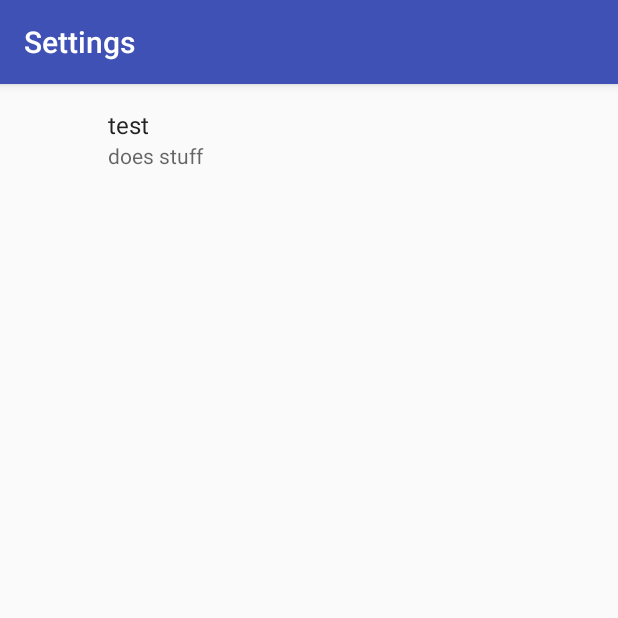
After one commit to alevor657/android-chat-client, an Android app: the SettingsActivity screen opened directly, with no data from a screen before it, on a phone screen of 412 x 824 dp, the top half of it. The commit adds this screen. Run offline under Robolectric (Android 15) with nearby library versions, the phone set to English and light mode, and no system bars; our stand-ins replace androidx.preference; libraries missing offline, so code that uses them is left out: .

Commit message:
Added settings view

```diff
--- a/app/build.gradle
+++ b/app/build.gradle
@@ -31,4 +31,5 @@ dependencies {
     implementation 'com.github.bumptech.glide:glide:4.8.0'
     annotationProcessor 'com.github.bumptech.glide:compiler:4.8.0'
     implementation 'io.socket:socket.io-client:0.8.3'
+    implementation 'com.takisoft.fix:preference-v7:27.1.1.0'
 }
--- a/app/src/main/AndroidManifest.xml
+++ b/app/src/main/AndroidManifest.xml
@@ -24,6 +24,7 @@
         <activity android:name=".RegisterActivity" android:label="Register" />
         <activity android:name=".ChatListActivity" android:label="ChatList" />
         <activity android:name=".ChatListObject" android:label="ChatListObject" android:launchMode="singleTop" />
+        <activity android:name=".SettingsActivity" android:label="Settings" />
     </application>
 
 </manifest>
--- a/app/src/main/java/com/example/yooo/ultimatechat/MainActivity.java
+++ b/app/src/main/java/com/example/yooo/ultimatechat/MainActivity.java
@@ -75,12 +75,12 @@ public class MainActivity extends AppCompatActivity {
     }
 
     public void chatListRedirect(View v) {
-        this.trySignIn();
+        //this.trySignIn();
 
-        if (UserCredentials.getInstance().getToken() != null) {
+        //if (UserCredentials.getInstance().getToken() != null) {
             Intent intent = new Intent(this, ChatListActivity.class);
             startActivity(intent);
-        }
+        //}
     }
 
     public void trySignIn() {
--- /dev/null
+++ b/app/src/main/java/com/example/yooo/ultimatechat/SettingsActivity.java
@@ -0,0 +1,16 @@
+package com.example.yooo.ultimatechat;
+
+import android.os.Bundle;
+import android.support.v7.app.AppCompatActivity;
+
+public class SettingsActivity extends AppCompatActivity {
+    @Override
+    protected void onCreate(Bundle savedInstanceState) {
+        super.onCreate(savedInstanceState);
+
+        getSupportFragmentManager()
+                .beginTransaction()
+                .replace(android.R.id.content, new SettingsFragment())
+                .commit();
+    }
+}
--- /dev/null
+++ b/app/src/main/java/com/example/yooo/ultimatechat/SettingsFragment.java
@@ -0,0 +1,12 @@
+package com.example.yooo.ultimatechat;
+
+import android.os.Bundle;
+import 	android.support.v7.preference.PreferenceFragmentCompat;
+
+public class SettingsFragment extends PreferenceFragmentCompat {
+
+    @Override
+    public void onCreatePreferences(Bundle savedInstanceState, String rootKey) {
+        setPreferencesFromResource(R.xml.settings, rootKey);
+    }
+}
--- a/app/src/main/res/layout/activity_chatlist.xml
+++ b/app/src/main/res/layout/activity_chatlist.xml
@@ -1,5 +1,6 @@
 <?xml version="1.0" encoding="utf-8"?>
 <LinearLayout xmlns:android="http://schemas.android.com/apk/res/android"
+    xmlns:app="http://schemas.android.com/apk/res-auto"
     android:orientation="vertical"
     android:layout_width="match_parent"
     android:layout_height="wrap_content">
--- a/app/src/main/res/values/styles.xml
+++ b/app/src/main/res/values/styles.xml
@@ -6,6 +6,13 @@
         <item name="colorPrimary">@color/colorPrimary</item>
         <item name="colorPrimaryDark">@color/colorPrimaryDark</item>
         <item name="colorAccent">@color/colorAccent</item>
+        <item name="preferenceTheme">@style/PreferenceThemeOverlay.v14.Material</item>
+    </style>
+
+    <style name="AppTheme.NoActionBar">
+        <!-- <item name="preferenceTheme">@style/PreferenceThemeOverlay</item> -->
+        <item name="windowActionBar">false</item>
+        <item name="windowNoTitle">true</item>
     </style>
 
 </resources>
--- /dev/null
+++ b/app/src/main/res/xml/settings.xml
@@ -0,0 +1,9 @@
+<?xml version="1.0" encoding="utf-8"?>
+<PreferenceScreen xmlns:android="http://schemas.android.com/apk/res/android"
+    xmlns:app="http://schemas.android.com/apk/res-auto">
+    <Preference
+        app:key="test"
+        android:title="test"
+        android:summary="does stuff"
+        android:theme="@style/AppTheme"/>
+</PreferenceScreen>
```
Also changed, not shown: app/src/main/java/com/example/yooo/ultimatechat/ChatListActivity.java (+25 -1 lines), app/src/main/res/menu/menu.xml (added, +12 -0 lines), app/src/main/res/mipmap-hdpi/settings_icon.png (added), app/src/main/res/mipmap-mdpi/settings_icon.png (added), app/src/main/res/mipmap-xhdpi/settings_icon.png (added), app/src/main/res/mipmap-xxhdpi/settings_icon.png (added), app/src/main/res/mipmap-xxxhdpi/settings_icon.png (added), app/src/main/res/settings.png (added), app/src/main/settings_icon-web.png (added).
